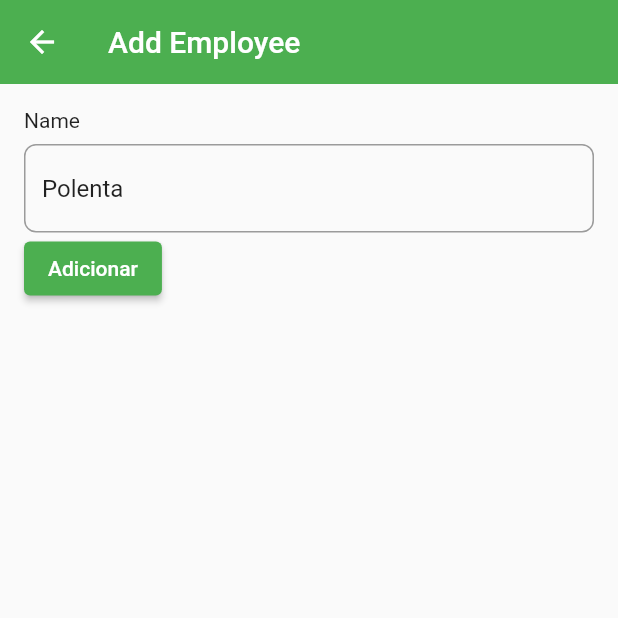
After one commit to fabricioifc/LPRG3, a Flutter app: the RefeicaoForm screen opened by its route, after a tap on "Adicionar", after a tap on the "add" icon, on a phone screen of 412 x 824 dp, the top half of it. The commit adds this screen. Run offline on Flutter 3.47's test engine with Material 2 defaults, Android fonts, the phone set to English and light mode, and no system bars; our stand-ins replace cloud_firestore, firebase_auth, firebase_core, percent_indicator; missing offline and left inert: flutter_beep; accounts and stored records are empty.

Commit message:
firebase

```diff
--- a/flutter_firebase_app/lib/main.dart
+++ b/flutter_firebase_app/lib/main.dart
@@ -1,8 +1,9 @@
-import 'package:firebase_auth/firebase_auth.dart';
+import 'package:cloud_firestore/cloud_firestore.dart';
 import 'package:firebase_core/firebase_core.dart';
 import 'package:flutter/material.dart';
-import 'package:flutter_firebase_app/pages/home_page.dart';
-import 'package:flutter_firebase_app/pages/login_page.dart';
+import 'package:flutter_firebase_app/models/account.dart';
+import 'package:flutter_firebase_app/models/refeicao.dart';
+import 'package:flutter_firebase_app/repository/refeicao_repository.dart';
 import 'package:flutter_firebase_app/routes/routes_app.dart';
 import 'package:flutter_firebase_app/services/auth_service.dart';
 import 'package:provider/provider.dart';
@@ -12,8 +13,20 @@ void main() async {
   WidgetsFlutterBinding.ensureInitialized();
   await Firebase.initializeApp();
 
+  // var accountsRef = FirebaseFirestore.instance.collection('accounts');
+  // accountsRef.add(Account(sigla: "NU", name: 'Nubank', icone: 'bank').toJson());
+  // RefeicaoRepository repo = RefeicaoRepository();
+  // repo.inserir(Refeicao(
+  //     day_of_week: 'Segunda-Feira',
+  //     description: 'descrição',
+  //     image: 'imagem',
+  //     name: 'Polenta'));
+
   runApp(MultiProvider(
-    providers: [ChangeNotifierProvider(create: (context) => AuthService())],
+    providers: [
+      ChangeNotifierProvider(create: (context) => AuthService()),
+      ChangeNotifierProvider(create: (context) => RefeicaoRepository()),
+    ],
     child: const App(),
   ));
 }
--- /dev/null
+++ b/flutter_firebase_app/lib/models/account.dart
@@ -0,0 +1,29 @@
+class Account {
+  String? sigla;
+  String? name;
+  String? icone;
+  double? saldo;
+
+  Account({
+    this.sigla,
+    this.name,
+    this.icone,
+    this.saldo,
+  });
+
+  Account.fromJson(Map<String, dynamic> json) {
+    sigla = json['sigla'];
+    name = json['name'];
+    icone = json['icone'];
+    saldo = json['saldo'];
+  }
+
+  Map<String, dynamic> toJson() {
+    final Map<String, dynamic> data = new Map<String, dynamic>();
+    data['sigla'] = this.sigla;
+    data['name'] = this.name;
+    data['icone'] = this.icone;
+    data['saldo'] = this.saldo;
+    return data;
+  }
+}
--- /dev/null
+++ b/flutter_firebase_app/lib/models/refeicao.dart
@@ -0,0 +1,49 @@
+import 'package:cloud_firestore/cloud_firestore.dart';
+
+class Refeicao {
+  String? id;
+  String? dayOfWeek;
+  String? name;
+  String? image;
+  String? description;
+
+  Refeicao({
+    this.dayOfWeek,
+    this.name,
+    this.image,
+    this.description,
+  });
+
+  // Refeicao.fromJson(Map<String, dynamic> json) {
+  //   dayOfWeek = json['day_of_week'];
+  //   name = json['name'];
+  //   image = json['image'];
+  //   description = json['description'];
+  // }
+
+  // Map<String, dynamic> toJson() {
+  //   final Map<String, dynamic> data = new Map<String, dynamic>();
+  //   data['day_of_week'] = this.dayOfWeek;
+  //   data['name'] = this.name;
+  //   data['image'] = this.image;
+  //   data['description'] = this.description;
+  //   return data;
+  // }
+
+  Map<String, dynamic> toMap() {
+    return {
+      'day_of_week': dayOfWeek,
+      'name': name,
+      'image': image,
+      'description': description,
+      'id': id,
+    };
+  }
+
+  Refeicao.fromMap(DocumentSnapshot<Map<String, dynamic>> map)
+      : dayOfWeek = map.data()!["day_of_week"],
+        name = map.data()!["name"],
+        image = map.data()!["image"],
+        description = map.data()!["description"],
+        id = map.id;
+}
--- a/flutter_firebase_app/lib/pages/home_page.dart
+++ b/flutter_firebase_app/lib/pages/home_page.dart
@@ -1,4 +1,5 @@
 import 'package:flutter/material.dart';
+import 'package:flutter_firebase_app/repository/refeicao_repository.dart';
 import 'package:flutter_firebase_app/routes/routes_app.dart';
 import 'package:flutter_firebase_app/services/auth_service.dart';
 import 'package:provider/provider.dart';
@@ -14,6 +15,7 @@ class _HomePageState extends State<HomePage> {
   @override
   Widget build(BuildContext context) {
     AuthService _auth = Provider.of<AuthService>(context);
+    final refeicaoRepo = context.watch<RefeicaoRepository>();
 
     return Scaffold(
       body: Center(
@@ -33,7 +35,12 @@ class _HomePageState extends State<HomePage> {
                 ),
                 Text(_auth.usuario!.uid),
                 Text(_auth.usuario!.email.toString()),
-                ElevatedButton(onPressed: _irParaAbout, child: Text('About'))
+                ElevatedButton(onPressed: _irParaAbout, child: Text('About')),
+                ElevatedButton(
+                    onPressed: () => Navigator.pushReplacementNamed(
+                        context, RoutersApp.refeicoesPage),
+                    child: Text('Refeições')),
+                Text(refeicaoRepo.lista.length.toString())
               ],
             ),
             ElevatedButton(onPressed: _auth.logout, child: Text('Logout'))
--- /dev/null
+++ b/flutter_firebase_app/lib/pages/refeicao/refeicao_form.dart
@@ -0,0 +1,106 @@
+import 'package:flutter/material.dart';
+import 'package:flutter_firebase_app/models/refeicao.dart';
+import 'package:flutter_firebase_app/repository/refeicao_repository.dart';
+import 'package:flutter_firebase_app/routes/routes_app.dart';
+import 'package:provider/provider.dart';
+
+class RefeicaoForm extends StatefulWidget {
+  const RefeicaoForm({Key? key}) : super(key: key);
+
+  @override
+  State<RefeicaoForm> createState() => _RefeicaoFormState();
+}
+
+class _RefeicaoFormState extends State<RefeicaoForm> {
+  TextEditingController? nameController;
+  final _formKey = GlobalKey<FormState>();
+  bool isLoading = false;
+
+  late RefeicaoRepository repo;
+
+  @override
+  void initState() {
+    super.initState();
+    nameController = TextEditingController(text: "Polenta");
+  }
+
+  @override
+  Widget build(BuildContext context) {
+    repo = context.watch<RefeicaoRepository>();
+
+    return Scaffold(
+        appBar: AppBar(
+          elevation: 0,
+          title: const Text("Add Employee"),
+        ),
+        body: SingleChildScrollView(
+            child: Form(
+                key: _formKey,
+                child: Padding(
+                    padding: const EdgeInsets.all(16.0),
+                    child: Column(
+                        crossAxisAlignment: CrossAxisAlignment.start,
+                        mainAxisAlignment: MainAxisAlignment.spaceEvenly,
+                        children: [
+                          const Text('Name'),
+                          const SizedBox(height: 8.0),
+                          TextFormField(
+                            controller: nameController,
+                            keyboardType: TextInputType.text,
+                            decoration: inputDecoration.copyWith(
+                                hintText: "Enter your Name"),
+                            validator: (value) {
+                              if (value == null || value.isEmpty) {
+                                return 'Please enter Name';
+                              }
+                              return null;
+                            },
+                          ),
+                          isLoading
+                              ? const Center(
+                                  child: CircularProgressIndicator(),
+                                )
+                              : ElevatedButton(
+                                  onPressed: _adicionar,
+                                  child: const Text('Adicionar'),
+                                ),
+                        ])))));
+  }
+
+  Future<void> _adicionar() async {
+    if (_formKey.currentState!.validate()) {
+      try {
+        Refeicao objeto = Refeicao(name: nameController?.text);
+        setState(() {
+          isLoading = true;
+        });
+
+        await repo.inserir(objeto);
+
+        setState(() {
+          isLoading = false;
+        });
+
+        Navigator.pushReplacementNamed(context, RoutersApp.refeicoesPage);
+      } on Exception catch (e) {
+        ScaffoldMessenger.of(context)
+            .showSnackBar(SnackBar(content: Text(e.toString())));
+      }
+    }
+  }
+}
+
+const textStyle = TextStyle(
+  color: Colors.white,
+  fontSize: 22.0,
+  letterSpacing: 1,
+  fontWeight: FontWeight.bold,
+);
+
+final inputDecoration = InputDecoration(
+    border: OutlineInputBorder(
+        borderRadius: BorderRadius.circular(8.0),
+        borderSide: const BorderSide(
+          color: Colors.redAccent,
+          width: 2,
+        )));
--- /dev/null
+++ b/flutter_firebase_app/lib/pages/refeicoes_page.dart
@@ -0,0 +1,110 @@
+import 'package:flutter/material.dart';
+import 'package:flutter_firebase_app/models/refeicao.dart';
+import 'package:flutter_firebase_app/repository/refeicao_repository.dart';
+import 'package:flutter_firebase_app/routes/routes_app.dart';
+import 'package:provider/provider.dart';
+
+class RefeicoesPage extends StatefulWidget {
+  const RefeicoesPage({Key? key}) : super(key: key);
+
+  @override
+  State<RefeicoesPage> createState() => _RefeicoesPageState();
+}
+
+class _RefeicoesPageState extends State<RefeicoesPage> {
+  late RefeicaoRepository repo;
+
+  @override
+  Widget build(BuildContext context) {
+    repo = context.watch<RefeicaoRepository>();
+
+    return Scaffold(
+      appBar: AppBar(title: const Text('Refeições'), actions: [
+        IconButton(
+            onPressed: () =>
+                Navigator.pushNamed(context, RoutersApp.refeicoesFormPage),
+            icon: const Icon(Icons.add))
+      ]),
+      body: RefreshIndicator(
+        onRefresh: () => repo.getRefeicoes(),
+        child: Padding(
+          padding: const EdgeInsets.all(6.0),
+          child: FutureBuilder(
+              future: repo.getRefeicoes(),
+              builder: (BuildContext context,
+                  AsyncSnapshot<List<Refeicao>> snapshot) {
+                if (snapshot.hasData && snapshot.data!.isNotEmpty) {
+                  return ListView.separated(
+                      itemBuilder: (context, index) {
+                        void _dismiss() {
+                          setState(() {
+                            snapshot.data?.removeAt(index);
+                          });
+                        }
+
+                        return Dismissible(
+                          onDismissed: ((direction) async {
+                            await repo.remover(repo.lista[index].id.toString());
+                            _dismiss();
+                          }),
+                          background: Container(
+                              decoration: const BoxDecoration(
+                                color: Colors.red,
+                              ),
+                              padding: const EdgeInsets.only(right: 14.0),
+                              alignment: AlignmentDirectional.centerEnd,
+                              child: Row(
+                                mainAxisSize: MainAxisSize.min,
+                                children: [
+                                  Text(
+                                    "EXCLUIR",
+                                    style: TextStyle(color: Colors.white70),
+                                  ),
+                                  Icon(
+                                    Icons.delete,
+                                    color: Colors.white70,
+                                  )
+                                ],
+                              )),
+                          direction: DismissDirection.endToStart,
+                          resizeDuration: const Duration(milliseconds: 200),
+                          key: ValueKey(repo.lista[index].id.toString()),
+                          // key: UniqueKey(),
+                          child: Container(
+                            decoration: BoxDecoration(
+                              color: Colors.grey[200],
+                            ),
+                            child: ListTile(
+                              onTap: () {
+                                Navigator.pushNamed(context, "/edit",
+                                    arguments: repo.lista[index]);
+                              },
+                              shape: RoundedRectangleBorder(
+                                borderRadius: BorderRadius.circular(8.0),
+                              ),
+                              title: Text(repo.lista[index].name.toString()),
+                              subtitle:
+                                  Text("${repo.lista[index].id.toString()}"),
+                              trailing: const Icon(Icons.arrow_right_sharp),
+                            ),
+                          ),
+                        );
+                      },
+                      separatorBuilder: (context, index) =>
+                          const SizedBox(height: 1.0),
+                      itemCount: repo.lista.length);
+                }
+                return Center(
+                    child: ListView(
+                  children: const <Widget>[
+                    Align(
+                        alignment: AlignmentDirectional.center,
+                        child: Text('No data available')),
+                  ],
+                ));
+              }),
+        ),
+      ),
+    );
+  }
+}
--- /dev/null
+++ b/flutter_firebase_app/lib/repository/refeicao_repository.dart
@@ -0,0 +1,37 @@
+import 'package:cloud_firestore/cloud_firestore.dart';
+import 'package:flutter/material.dart';
+import 'package:flutter_firebase_app/models/refeicao.dart';
+
+class RefeicaoRepository extends ChangeNotifier {
+  List<Refeicao> _lista = [];
+
+  List<Refeicao> get lista => _lista;
+
+  RefeicaoRepository() {
+    _carregar();
+  }
+
+  _carregar() async {
+    await getRefeicoes();
+  }
+
+  Future<List<Refeicao>> getRefeicoes() async {
+    var db = FirebaseFirestore.instance;
+    QuerySnapshot<Map<String, dynamic>> snapshot =
+        await db.collection('refeicoes').get();
+    _lista = snapshot.docs.map((e) => Refeicao.fromMap(e)).toList();
+
+    notifyListeners();
+    return _lista;
+  }
+
+  inserir(Refeicao objeto) async {
+    var db = FirebaseFirestore.instance;
+    await db.collection('refeicoes').add(objeto.toMap());
+  }
+
+  Future<void> remover(String id) async {
+    var db = FirebaseFirestore.instance;
+    await db.collection('refeicoes').doc(id).delete();
+  }
+}
--- a/flutter_firebase_app/lib/routes/routes_app.dart
+++ b/flutter_firebase_app/lib/routes/routes_app.dart
@@ -2,6 +2,8 @@ import 'package:flutter/material.dart';
 import 'package:flutter_firebase_app/pages/about_page.dart';
 import 'package:flutter_firebase_app/pages/home_page.dart';
 import 'package:flutter_firebase_app/pages/login_page.dart';
+import 'package:flutter_firebase_app/pages/refeicao/refeicao_form.dart';
+import 'package:flutter_firebase_app/pages/refeicoes_page.dart';
 import 'package:flutter_firebase_app/services/auth_service.dart';
 import 'package:provider/provider.dart';
 
@@ -9,6 +11,8 @@ class RoutersApp {
   static const String homePage = '/';
   static const String aboutPage = '/about';
   static const String loginPage = '/login';
+  static const String refeicoesPage = '/refeicoes';
+  static const String refeicoesFormPage = '/refeicoes/form';
 
   static Route<dynamic> generateRoute(RouteSettings settings) {
     print(settings.name);
@@ -19,6 +23,10 @@ class RoutersApp {
         return MaterialPageRoute(builder: (_) => AboutPage());
       case loginPage:
         return MaterialPageRoute(builder: (_) => LoginPage());
+      case refeicoesPage:
+        return MaterialPageRoute(builder: (_) => RefeicoesPage());
+      case refeicoesFormPage:
+        return MaterialPageRoute(builder: (_) => RefeicaoForm());
       default:
         return MaterialPageRoute(builder: (_) {
           return Scaffold(
--- a/flutter_firebase_app/pubspec.yaml
+++ b/flutter_firebase_app/pubspec.yaml
@@ -16,7 +16,8 @@ dependencies:
 
   firebase_auth: ^3.6.3
   firebase_core: ^1.20.1
-  get: ^4.6.5
+  cloud_firestore: ^3.4.4
+
   provider: ^6.0.3
 
 dev_dependencies:
```
